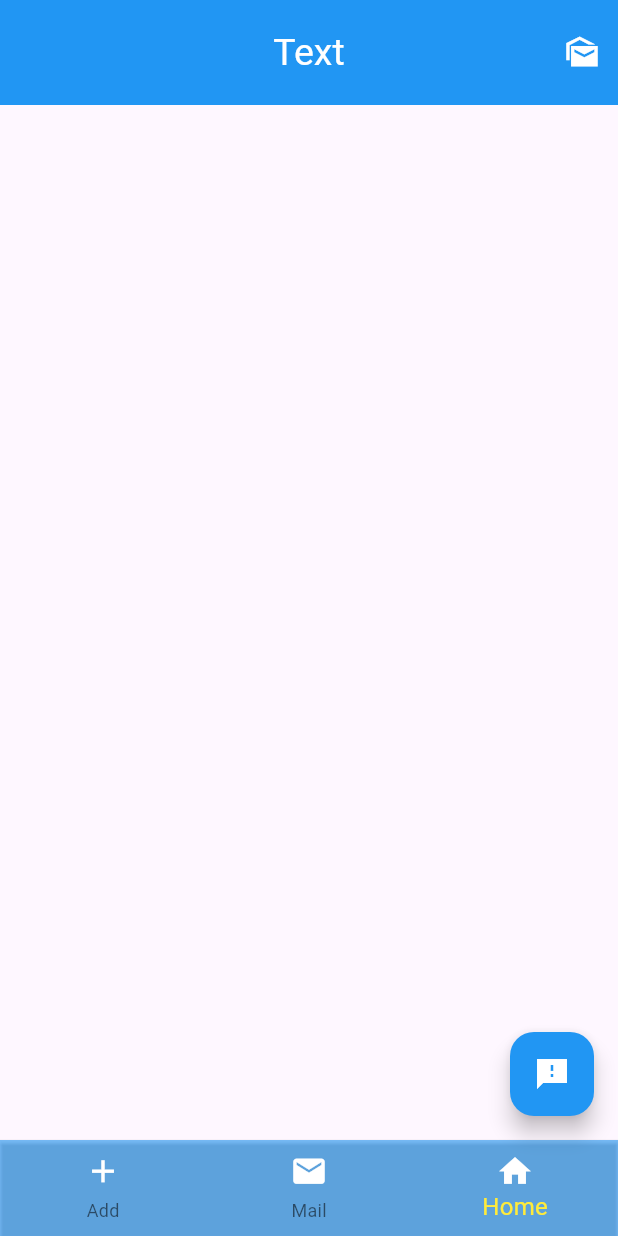
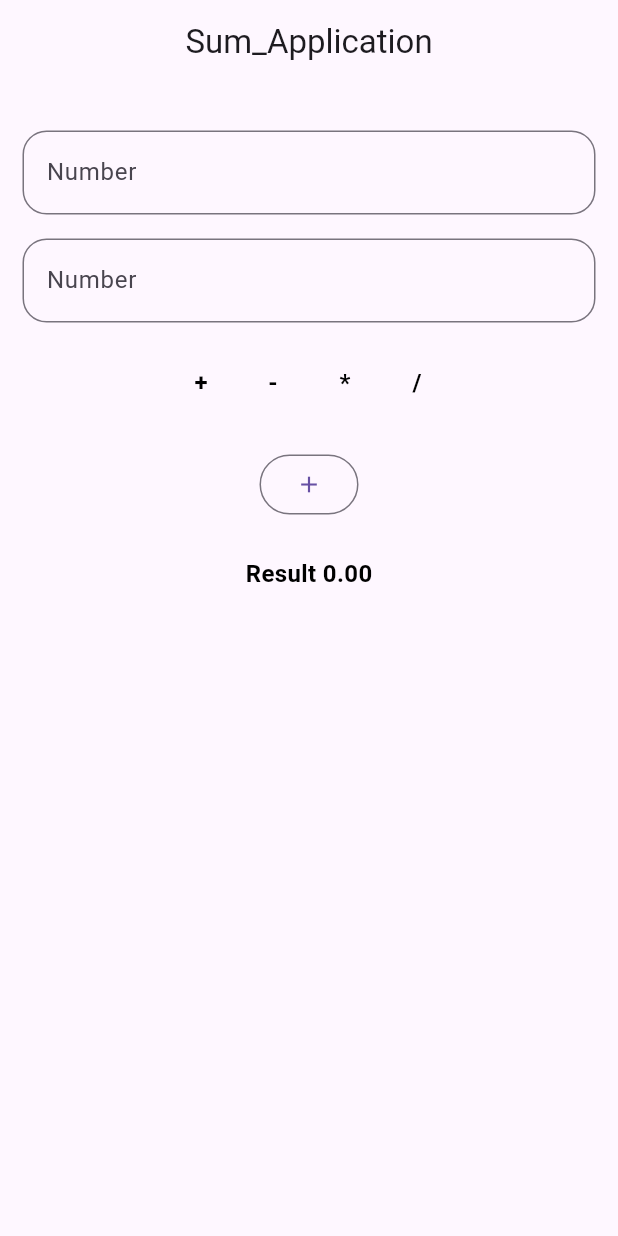
Before and after one commit to moobin015/project_1, a Flutter app: the screen it shows after launch, on a phone screen of 412 x 824 dp. Run offline on Flutter 3.47's test engine with Material 3 defaults, Android fonts, the phone set to English and light mode, and no system bars.

Commit message:
firstone

```diff
--- /dev/null
+++ b/lib/file 2/first.dart
@@ -0,0 +1,49 @@
+import 'package:flutter/material.dart';
+
+class HomeActivity extends StatefulWidget {
+  const HomeActivity({super.key});
+
+  @override
+  State<HomeActivity> createState() => _HomeState();
+}
+
+class _HomeState extends State<HomeActivity> {
+  Snack(sms, context) {
+    ScaffoldMessenger.of(context).showSnackBar(SnackBar(content: Text(sms)));
+  }
+
+  @override
+  Widget build(BuildContext context) {
+    return Scaffold(
+      appBar: AppBar(
+          title: const Text('Home'),
+          backgroundColor: Colors.blueGrey,
+          centerTitle: true),
+      body: Center(
+        child: SingleChildScrollView(
+          child: Column(
+            mainAxisAlignment: MainAxisAlignment.center,
+            children: [
+              TextButton(
+                  onPressed: () {
+                    Snack('TextBTN', context);
+                  },
+                  child: Text('TextBTN')),
+              SizedBox(height: 10),
+              IconButton(
+                  onPressed: () {
+                    Snack('IconeButton', context);
+                  },
+                  icon: const Icon(Icons.smart_button)),
+              SizedBox(height: 10),
+              OutlinedButton(onPressed: () {Snack('OutlineButton', context);}, child: Text('OutLineButton')),
+              SizedBox(height: 10),
+              ElevatedButton(onPressed: () {Snack('ElevatedButton', context);}, child: Text('ElevatedButton')),
+              SizedBox(height: 10),
+            ],
+          ),
+        ),
+      ),
+    );
+  }
+}
--- /dev/null
+++ b/lib/first/Scrine_One.dart
@@ -0,0 +1,144 @@
+// ignore: file_names
+import 'package:flutter/material.dart';
+
+class Scrine_One extends StatefulWidget {
+  const Scrine_One({super.key});
+
+  @override
+  State<Scrine_One> createState() => _Scrine_OneState();
+}
+
+/// ignore: camel_case_types
+class _Scrine_OneState extends State<Scrine_One> {
+  //
+  ///
+  final TextEditingController _firstexteditingcontoler =
+      TextEditingController();
+
+  ///
+  final TextEditingController _senendtexteditingcontoler =
+      TextEditingController();
+
+  /// result
+  double _result = 0;
+
+  ///
+  @override
+  Widget build(BuildContext context) {
+    return Scaffold(
+      appBar: AppBar(
+        title: const Text('Sum_Application'),
+        centerTitle: true,
+      ),
+      body: Padding(
+        padding: const EdgeInsets.all(15),
+        child: Column(
+          children: [
+            const SizedBox(height: 16), //Sizbox
+
+            ///first fild
+            TextField(
+              keyboardType: TextInputType.number,
+              controller: _firstexteditingcontoler,
+              decoration: InputDecoration(
+                hintText: 'Input number',
+                labelText: 'Number',
+                labelStyle: const TextStyle(fontSize: 016),
+                border: OutlineInputBorder(
+                  borderSide: const BorderSide(color: Colors.black),
+                  borderRadius: BorderRadius.circular(16),
+                ),
+              ),
+            ),
+            const SizedBox(height: 16), //Sizbox
+
+            ///2nd fild
+            TextField(
+              keyboardType: TextInputType.number,
+              controller: _senendtexteditingcontoler,
+              decoration: InputDecoration(
+                hintText: 'Input number',
+                labelText: 'Number',
+                labelStyle: const TextStyle(fontSize: 016),
+                border: OutlineInputBorder(
+                  borderSide: const BorderSide(color: Colors.black),
+                  borderRadius: BorderRadius.circular(16),
+                ),
+              ),
+            ),
+            const SizedBox(height: 16), //Sizbox
+            Row(
+              mainAxisAlignment: MainAxisAlignment.center,
+              children: [
+                IconButton(
+                    onPressed: () {
+                      _one();
+                    },
+                    icon: const Text(
+                      '+',
+                      style: TextStyle(
+                          fontSize: 16,
+                          color: Colors.black,
+                          fontWeight: FontWeight.bold),
+                    )),
+                IconButton(
+                    onPressed: () {},
+                    icon: const Text(
+                      '-',
+                      style: TextStyle(
+                          fontSize: 16,
+                          color: Colors.black,
+                          fontWeight: FontWeight.bold),
+                    )),
+                IconButton(
+                    onPressed: () {},
+                    icon: const Text(
+                      '*',
+                      style: TextStyle(
+                          fontSize: 16,
+                          color: Colors.black,
+                          fontWeight: FontWeight.bold),
+                    )),
+                IconButton(
+                  onPressed: () {},
+                  icon: const Text(
+                    '/',
+                    style: TextStyle(
+                        fontSize: 16,
+                        color: Colors.black,
+                        fontWeight: FontWeight.bold),
+                  ),
+                ),
+              ],
+            ),
+            const SizedBox(height: 20),
+
+            ///1st and 2bnd fild button
+            OutlinedButton(
+              onPressed: () {},
+              child: const Icon(Icons.add),
+            ),
+            const SizedBox(height: 24), //Sizbox
+
+            ///
+            Text(
+              'Result ${_result.toStringAsFixed(2)}',
+              style: const TextStyle(
+                fontSize: 16,
+                color: Colors.black,
+                fontWeight: FontWeight.bold,
+              ),
+            ),
+          ],
+        ),
+      ),
+    );
+  }
+
+  void _one() {
+    double one = double.tryParse(_firstexteditingcontoler.text) ?? 0;
+    double tow = double.tryParse(_senendtexteditingcontoler.text) ?? 0;
+    _result = one + tow;
+    setState(() {});
+  }
+}
--- /dev/null
+++ b/lib/first/sum_app.dart
@@ -0,0 +1,13 @@
+import 'package:flutter/material.dart';
+import 'package:project_1/first/Scrine_One.dart';
+
+class Sumapp extends StatelessWidget {
+  const Sumapp({super.key});
+
+  @override
+  Widget build(BuildContext context) {
+    return const MaterialApp(
+      home: Scrine_One(),
+    );
+  }
+}
--- a/lib/main.dart
+++ b/lib/main.dart
@@ -1,93 +1,130 @@
 import 'package:flutter/material.dart';
+import 'package:project_1/first/sum_app.dart';
 
 void main() {
-  runApp(Myapp());
+  runApp(
+    const Sumapp(),
+  );
 }
 
-class Myapp extends StatelessWidget {
-  const Myapp({super.key});
+// class Myapp extends StatelessWidget {
+//   const Myapp({super.key});
 
-  @override
-  Widget build(BuildContext context) {
-    return MaterialApp(
-      debugShowCheckedModeBanner: false,
-      home: HomeActivity(),
-    );
-  }
-}
+//   @override
+//   Widget build(BuildContext context) {
+//     return MaterialApp(
+//       debugShowCheckedModeBanner: false,
+//       home: HomeActivity(),
+//     );
+//   }
+// }
 
-class HomeActivity extends StatelessWidget {
-  const HomeActivity({super.key});
-
-  MySnackbar(sms, context) {
-    ScaffoldMessenger.of(context).showSnackBar(SnackBar(content: Text(sms)));
-  }
-
-  @override
-  Widget build(BuildContext context) {
-    return Scaffold(
-      appBar: AppBar(
-        title: Text(
-          'Text',
-          style: TextStyle(color: Colors.white, fontSize: 25),
-        ),
-        backgroundColor: Colors.blue,
-        centerTitle: true,
-        toolbarHeight: 70,
-        actions: [
-          IconButton(
-              onPressed: () {
-                MySnackbar('Icone tapb', context);
-              },
-              icon: Icon(Icons.mark_as_unread_sharp,
-                  color: Colors.white, size: 25))
-        ],
-      ),
-      floatingActionButton: FloatingActionButton(
-        backgroundColor: Colors.blue,
-        onPressed: () {
-          MySnackbar('Floting asctin button', context);
-        },
-        child: Icon(Icons.sms_failed_sharp, color: Colors.white),
-      ),
-      bottomNavigationBar: BottomNavigationBar(
-        backgroundColor: Colors.blue.withOpacity(0.6),
-        selectedItemColor: Colors.yellow,
-        elevation: 0.9,
-        iconSize: 25,
-        selectedFontSize: 16,
-        currentIndex: 2,
-        items: [
-          BottomNavigationBarItem(
-              icon: Icon(
-                Icons.add,
-                color: Colors.white,
-              ),
-              label: 'Add'),
-          BottomNavigationBarItem(
-              icon: Icon(
-                Icons.mail,
-                color: Colors.white,
-              ),
-              label: 'Mail'),
-          BottomNavigationBarItem(
-            icon: Icon(
-              Icons.home,
-              color: Colors.white,
-            ),
-            label: 'Home',
-          ),
-        ],
-        onTap: (int index) {
-          if (index == 0) {
-            MySnackbar('Index $index', context);
-          } else if (index == 1) {
-            MySnackbar('$index mail', context);
-          } else {
-            MySnackbar('Index home', context);
-          }
-        },
-      ),
-    );
-  }
-}
+// class HomeActivity extends StatelessWidget {
+//   const HomeActivity({super.key});
+//
+//   MySnackbar(sms, context) {
+//     ScaffoldMessenger.of(context).showSnackBar(SnackBar(content: Text(sms)));
+//   }
+//
+//   @override
+//   Widget build(BuildContext context) {
+//     return Scaffold(
+//       appBar: AppBar(
+//         title: Text(
+//           'Text',
+//           style: TextStyle(color: Colors.white, fontSize: 25),
+//         ),
+//         backgroundColor: Colors.blue,
+//         centerTitle: true,
+//         toolbarHeight: 70,
+//         actions: [
+//           IconButton(
+//               onPressed: () {
+//                 MySnackbar('Icone tapb', context);
+//               },
+//               icon: Icon(Icons.mark_as_unread_sharp,
+//                   color: Colors.white, size: 25))
+//         ],
+//       ),
+//       floatingActionButton: FloatingActionButton(
+//         backgroundColor: Colors.blue,
+//         onPressed: () {
+//           MySnackbar('Floting asctin button', context);
+//         },
+//         child: Icon(Icons.sms_failed_sharp, color: Colors.white),
+//       ),
+//       bottomNavigationBar: BottomNavigationBar(
+//         backgroundColor: Colors.blue.withOpacity(0.6),
+//         selectedItemColor: Colors.yellow,
+//         elevation: 0.9,
+//         iconSize: 25,
+//         selectedFontSize: 16,
+//         currentIndex: 2,
+//         items: [
+//           BottomNavigationBarItem(
+//               icon: Icon(
+//                 Icons.add,
+//                 color: Colors.white,
+//               ),
+//               label: 'Add'),
+//           BottomNavigationBarItem(
+//               icon: Icon(
+//                 Icons.mail,
+//                 color: Colors.white,
+//               ),
+//               label: 'Mail'),
+//           BottomNavigationBarItem(
+//             icon: Icon(
+//               Icons.home,
+//               color: Colors.white,
+//             ),
+//             label: 'Home',
+//           ),
+//         ],
+//         onTap: (int index) {
+//           if (index == 0) {
+//             MySnackbar('Index $index', context);
+//           } else if (index == 1) {
+//             MySnackbar('$index mail', context);
+//           } else {
+//             MySnackbar('Index home', context);
+//           }
+//         },
+//       ),
+//       drawer: Drawer(
+//         child: ListView(children: [
+//           DrawerHeader(
+//             padding: EdgeInsets.all(0),
+//             child: Column(
+//               mainAxisAlignment: MainAxisAlignment.center,
+//               crossAxisAlignment: CrossAxisAlignment.center,
+//               children: [
+//                 Center(
+//                   child: FlutterLogo(size: 45),
+//                 ),
+//                 SizedBox(height: 5),
+//                 Text('Flutter logo',style: TextStyle(fontWeight: FontWeight.bold,color: Colors.orange,fontSize: 20),)
+//               ],
+//             ),
+//           ),
+//           ListTile(
+//               title: Text('Home'),
+//               trailing: Icon(Icons.add),
+//               tileColor: Colors.orange.withOpacity(0.42),
+//
+//               onTap: () {},
+//               leading: Icon(Icons.home_max, color: Colors.black)),
+//           ListTile(
+//               title: Text('Profile'),
+//               onTap: () {},
+//               leading: Icon(Icons.perm_identity_rounded)),
+//           ListTile(
+//               title: Text('Map'),
+//               onTap: () {},
+//               leading: Icon(Icons.maps_home_work_outlined)),
+//         ]),
+//       ),
+//
+//     );
+//   }
+// }
```
Also changed, not shown: 1 other file.
